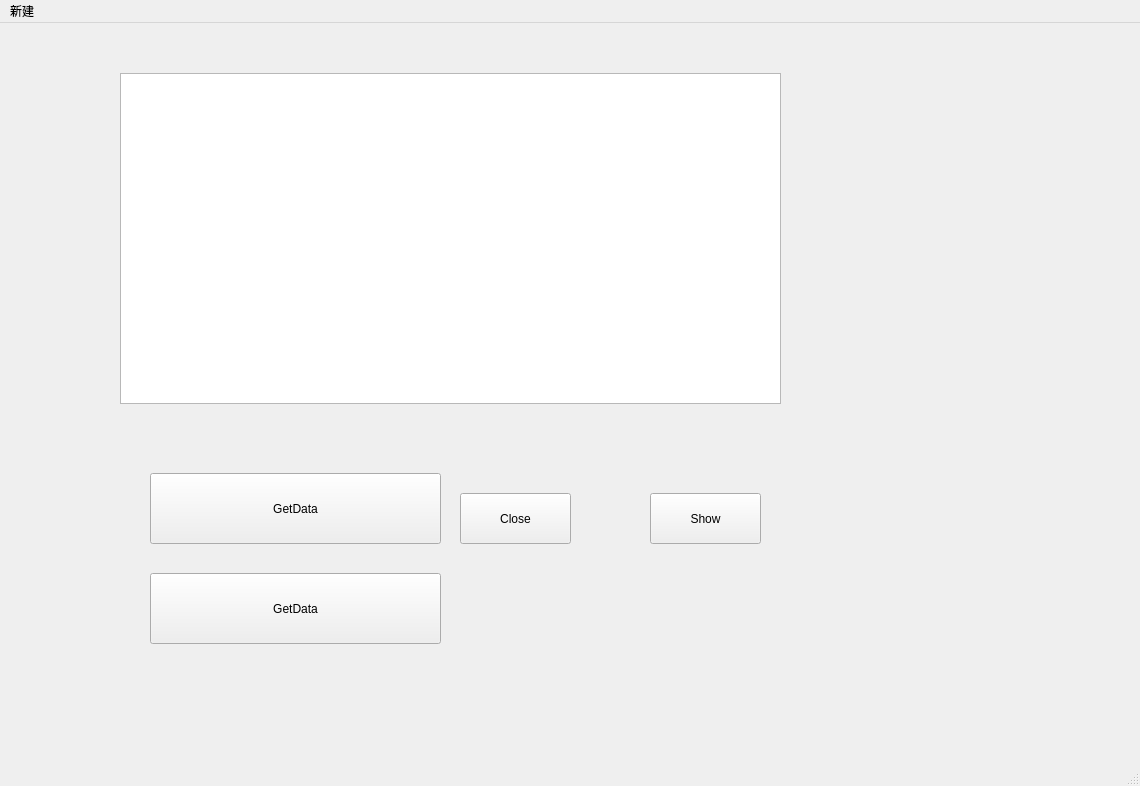
This is 2100810224_QtAPP/mainwindow.ui in weakfunc/Qt_OneNET_Application as Qt 5 draws it before an edit. The edited form follows.
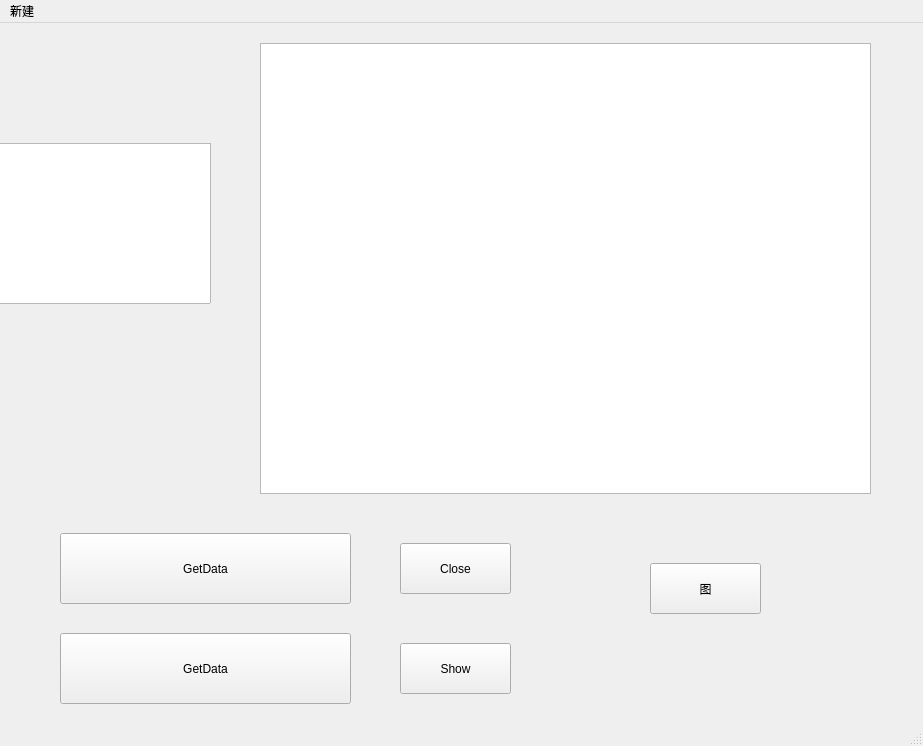
This is the edited form. Custom widgets are drawn as their Qt base class.

The edit to the form file:
```diff
--- a/2100810224_QtAPP/mainwindow.ui
+++ b/2100810224_QtAPP/mainwindow.ui
@@ -6,8 +6,8 @@
    <rect>
     <x>0</x>
     <y>0</y>
-    <width>1140</width>
-    <height>786</height>
+    <width>923</width>
+    <height>746</height>
    </rect>
   </property>
   <property name="windowTitle">
@@ -17,8 +17,8 @@
    <widget class="QPushButton" name="pushButton">
     <property name="geometry">
      <rect>
-      <x>150</x>
-      <y>450</y>
+      <x>60</x>
+      <y>510</y>
       <width>291</width>
       <height>71</height>
      </rect>
@@ -36,18 +36,18 @@
    <widget class="QTextBrowser" name="textBrowser">
     <property name="geometry">
      <rect>
-      <x>120</x>
-      <y>50</y>
-      <width>661</width>
-      <height>331</height>
+      <x>-10</x>
+      <y>120</y>
+      <width>221</width>
+      <height>161</height>
      </rect>
     </property>
    </widget>
    <widget class="QPushButton" name="pushButton_2">
     <property name="geometry">
      <rect>
-      <x>460</x>
-      <y>470</y>
+      <x>400</x>
+      <y>520</y>
       <width>111</width>
       <height>51</height>
      </rect>
@@ -59,8 +59,8 @@
    <widget class="QPushButton" name="pushButton_3">
     <property name="geometry">
      <rect>
-      <x>650</x>
-      <y>470</y>
+      <x>400</x>
+      <y>620</y>
       <width>111</width>
       <height>51</height>
      </rect>
@@ -72,8 +72,8 @@
    <widget class="QPushButton" name="pushButton_4">
     <property name="geometry">
      <rect>
-      <x>150</x>
-      <y>550</y>
+      <x>60</x>
+      <y>610</y>
       <width>291</width>
       <height>71</height>
      </rect>
@@ -88,13 +88,36 @@
      <bool>false</bool>
     </property>
    </widget>
+   <widget class="QChartView" name="graphicsView">
+    <property name="geometry">
+     <rect>
+      <x>260</x>
+      <y>20</y>
+      <width>611</width>
+      <height>451</height>
+     </rect>
+    </property>
+   </widget>
+   <widget class="QPushButton" name="pushButton_5">
+    <property name="geometry">
+     <rect>
+      <x>650</x>
+      <y>540</y>
+      <width>111</width>
+      <height>51</height>
+     </rect>
+    </property>
+    <property name="text">
+     <string>图</string>
+    </property>
+   </widget>
   </widget>
   <widget class="QMenuBar" name="menubar">
    <property name="geometry">
     <rect>
      <x>0</x>
      <y>0</y>
-     <width>1140</width>
+     <width>923</width>
      <height>25</height>
     </rect>
    </property>
@@ -113,6 +136,13 @@
    </property>
   </action>
  </widget>
+ <customwidgets>
+  <customwidget>
+   <class>QChartView</class>
+   <extends>QGraphicsView</extends>
+   <header>qtcharts//qchartview.h</header>
+  </customwidget>
+ </customwidgets>
  <resources/>
  <connections/>
 </ui>
```
